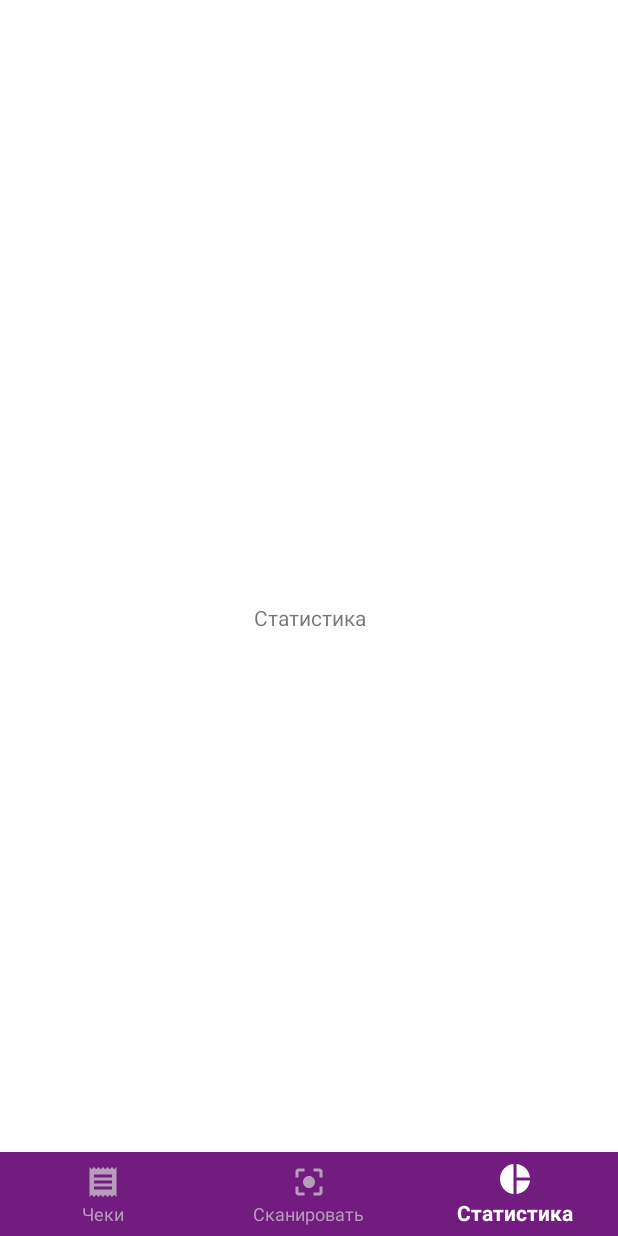
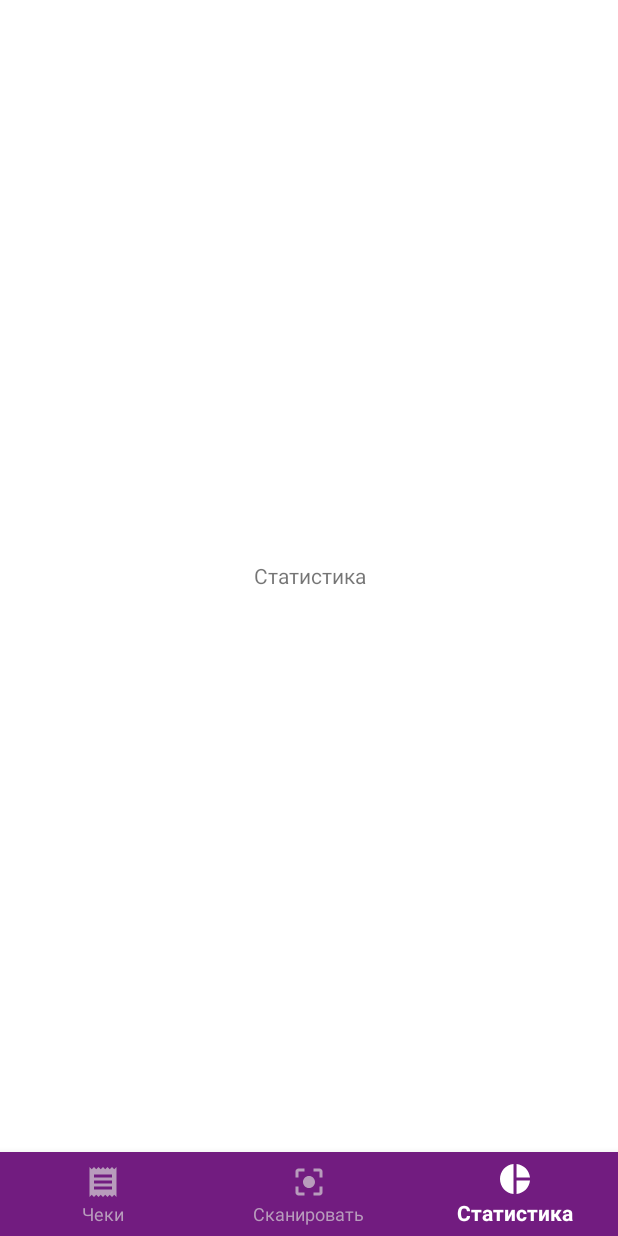
Before and after one commit to muzzy404/ExpensesAdvisor, an Android app: the MainActivity screen opened directly, with no data from a screen before it, item 3 of the bottom bar chosen, on a phone screen of 412 x 824 dp. Run offline under Robolectric (Android 15) with nearby library versions, the phone set to English and light mode, and no system bars; libraries missing offline, so code that uses them is left out: com.budiyev.android, com.loopj.android, cz.msebera.android; 1 statement that could not run was skipped.

Commit message:
main activity layout changes some new try catch-es for errors

```diff
--- a/app/src/main/java/spbpu/ponzelkoch/expensesadvisor/ScanQRFragment.java
+++ b/app/src/main/java/spbpu/ponzelkoch/expensesadvisor/ScanQRFragment.java
@@ -88,6 +88,8 @@ public class ScanQRFragment extends Fragment {
                 }
             } catch (JSONException e) {
                 showAlert(activity, "Fail", QR_PARSING_FAIL);
+            } catch (Exception e) {
+                showAlert(activity, "Fail", e.getMessage());
             }
             // go back to Checks List Fragment
             activity.navigation.setSelectedItemId(R.id.navigation_checks_list);
--- a/app/src/main/res/layout/activity_main.xml
+++ b/app/src/main/res/layout/activity_main.xml
@@ -1,22 +1,23 @@
 <?xml version="1.0" encoding="utf-8"?>
-<androidx.constraintlayout.widget.ConstraintLayout
+<LinearLayout
     xmlns:android="http://schemas.android.com/apk/res/android"
     xmlns:app="http://schemas.android.com/apk/res-auto"
     xmlns:tools="http://schemas.android.com/tools"
+    android:orientation="vertical"
     android:layout_width="match_parent"
     android:layout_height="match_parent"
     tools:context=".MainActivity">
 
     <FrameLayout
         android:id="@+id/fragmant_container"
+        android:layout_weight="1"
         android:layout_width="match_parent"
-        android:layout_height="match_parent" >
-
+        android:layout_height="0dp" >
     </FrameLayout>
 
     <com.google.android.material.bottomnavigation.BottomNavigationView
         android:id="@+id/navigation"
-        android:layout_width="0dp"
+        android:layout_width="match_parent"
         android:layout_height="wrap_content"
         android:layout_marginStart="0dp"
         android:layout_marginEnd="0dp"
@@ -28,4 +29,4 @@
         app:layout_constraintRight_toRightOf="parent"
         app:menu="@menu/navigation" />
 
-</androidx.constraintlayout.widget.ConstraintLayout>
+</LinearLayout>
```
Also changed, not shown: app/src/main/java/spbpu/ponzelkoch/expensesadvisor/LoginActivity.java (+13 -2 lines).
